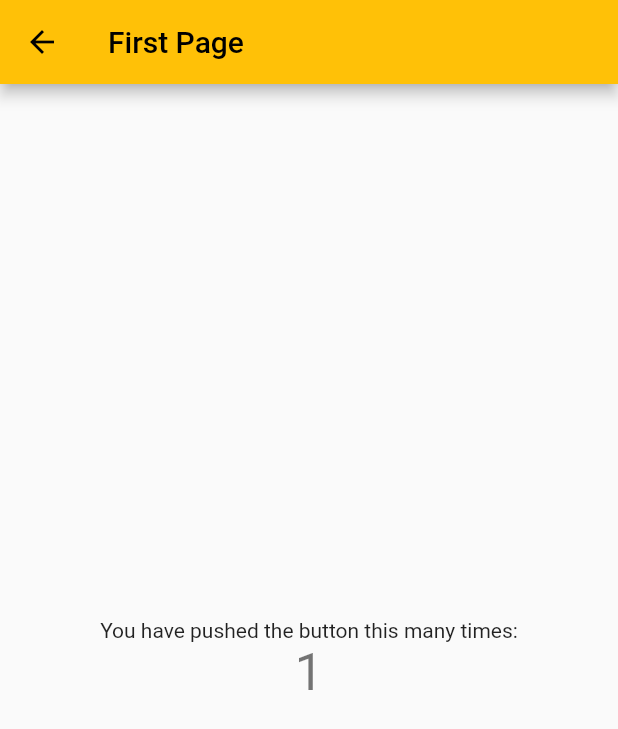
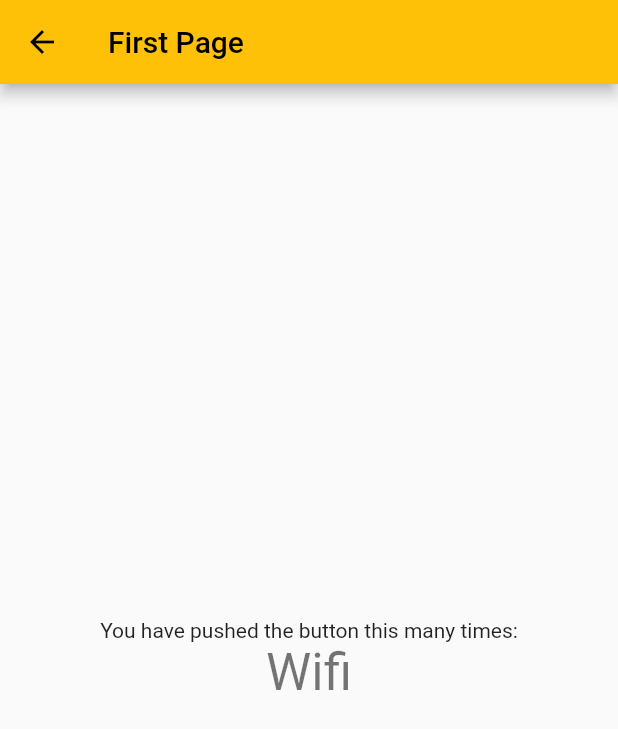
Before and after one commit to erkecanbazoglu/story_app, a Flutter app: the screen it shows after launch, scrolled down 576 dp, after a tap on the "add" icon, on a phone screen of 412 x 824 dp. Shown: the top 729 px of the screen. Run offline on Flutter 3.47's test engine with Material 2 defaults, Android fonts, the phone set to English and light mode, and no system bars; our stand-ins replace connectivity_plus, flutter_bloc.

Commit message:
internet cubit implemented

```diff
--- /dev/null
+++ b/l10n.yaml
@@ -0,0 +1,3 @@
+arb-dir: lib/l10n
+template-arb-file: app_en.arb
+output-localization-file: app_localizations.dart
--- /dev/null
+++ b/lib/l10n/app_tr.arb
@@ -0,0 +1,5 @@
+{
+    "helloWorld": "Merhaba Dünya!",
+    "test": "Test",
+    "hello": "Merhaba"
+}
--- /dev/null
+++ b/lib/logic/bloc/internet_bloc.dart
@@ -0,0 +1,36 @@
+import 'dart:async';
+
+import 'package:connectivity_plus/connectivity_plus.dart';
+import 'package:flutter_bloc/flutter_bloc.dart';
+// import 'package:bloc/bloc.dart';
+import 'package:meta/meta.dart';
+
+part 'internet_state.dart';
+
+class InternetCubit extends Cubit<InternetState> {
+  final Connectivity connectivity;
+  late StreamSubscription connectivityStreamSubscription;
+  InternetCubit({required this.connectivity}) : super(InternetLoading()) {
+    connectivityStreamSubscription =
+        connectivity.onConnectivityChanged.listen((connectivityResult) {
+      if (connectivityResult == ConnectivityResult.wifi) {
+        emitInternetConnected(ConnectionType.Wifi);
+      } else if (connectivityResult == ConnectivityResult.mobile) {
+        emitInternetConnected(ConnectionType.Mobile);
+      } else if (connectivityResult == ConnectivityResult.none) {
+        emitInternetDisconnected();
+      }
+    });
+  }
+
+  void emitInternetConnected(ConnectionType _connectionType) =>
+      emit(InternetConnected(connectionType: _connectionType));
+
+  void emitInternetDisconnected() => emit(InternetDisconnected());
+
+  @override
+  Future<void> close() {
+    connectivityStreamSubscription.cancel();
+    return super.close();
+  }
+}
--- /dev/null
+++ b/lib/logic/bloc/internet_state.dart
@@ -0,0 +1,19 @@
+part of 'internet_bloc.dart';
+
+enum ConnectionType {
+  Wifi,
+  Mobile,
+}
+
+@immutable
+abstract class InternetState {}
+
+class InternetLoading extends InternetState {}
+
+class InternetConnected extends InternetState {
+  final ConnectionType connectionType;
+
+  InternetConnected({required this.connectionType});
+}
+
+class InternetDisconnected extends InternetState {}
--- a/lib/main.dart
+++ b/lib/main.dart
@@ -1,18 +1,33 @@
+import 'package:connectivity_plus/connectivity_plus.dart';
 import 'package:flutter/material.dart';
+import 'package:flutter_bloc/flutter_bloc.dart';
+import 'package:test_app/logic/bloc/internet_bloc.dart';
 import 'package:test_app/ui/services/router_service.dart';
 import 'ui/screens/welcome_page.dart';
 
 void main() {
-  runApp(const MyApp());
+  runApp(MyApp(
+    connectivity: Connectivity(),
+  ));
 }
 
 class MyApp extends StatelessWidget {
-  const MyApp({Key? key}) : super(key: key);
+  final Connectivity connectivity;
+  MyApp({
+    Key? key,
+    required this.connectivity,
+  }) : super(key: key);
 
   // This widget is the root of your application.
   @override
   Widget build(BuildContext context) {
-    return MaterialApp(
+    return MultiBlocProvider(
+      providers: [
+        BlocProvider<InternetCubit>(
+          create: (context) => InternetCubit(connectivity: connectivity),
+        ),
+      ],
+      child: MaterialApp(
         title: 'Flutter Story App',
         initialRoute: '/',
         navigatorKey: RouterService().navigatorKey,
@@ -20,6 +35,7 @@ class MyApp extends StatelessWidget {
           primarySwatch: Colors.amber,
         ),
         home: const WelcomePage(title: 'Flutter Story App'),
+      ),
     );
   }
 }
--- a/lib/ui/screens/first_page.dart
+++ b/lib/ui/screens/first_page.dart
@@ -1,4 +1,6 @@
 import 'package:flutter/material.dart';
+import 'package:flutter_bloc/flutter_bloc.dart';
+import 'package:test_app/logic/bloc/internet_bloc.dart';
 
 class FirstPage extends StatefulWidget {
   @override
@@ -19,9 +21,32 @@ class _FirstPageState extends State<FirstPage> {
             const Text(
               'You have pushed the button this many times:',
             ),
-            Text(
-              "1",
-              style: Theme.of(context).textTheme.headline4,
+            // Text(
+            //   "1",
+            //   style: Theme.of(context).textTheme.headline4,
+            // ),
+            BlocBuilder<InternetCubit, InternetState>(
+              builder: (context, state) {
+                if (state is InternetConnected &&
+                    state.connectionType == ConnectionType.Wifi) {
+                  return Text(
+                    "Wifi",
+                    style: Theme.of(context).textTheme.headline4,
+                  );
+                } else if (state is InternetConnected &&
+                    state.connectionType == ConnectionType.Mobile) {
+                  return Text(
+                    "Mobile",
+                    style: Theme.of(context).textTheme.headline4,
+                  );
+                } else if (state is InternetDisconnected) {
+                  return Text(
+                    "No Internet",
+                    style: Theme.of(context).textTheme.headline4,
+                  );
+                }
+                return const CircularProgressIndicator();
+              },
             ),
           ],
         ),
--- a/pubspec.yaml
+++ b/pubspec.yaml
@@ -10,11 +10,16 @@ dependencies:
     sdk: flutter
   cupertino_icons: ^1.0.2
   http: ^0.13.5
+  bloc: ^8.1.0
+  flutter_bloc: ^8.1.1
+  connectivity_plus: ^2.3.9
 
 dev_dependencies:
   flutter_test:
     sdk: flutter
   flutter_lints: ^1.0.0
+  test: ^1.19.0
+  bloc_test: ^9.1.0
 
 flutter:
   uses-material-design: true
```
Also changed, not shown: lib/l10n/app_en.arb (added, +14 -0 lines), pubspec.lock, 7 other files. Lines whose indentation alone changed are shown as unchanged.
